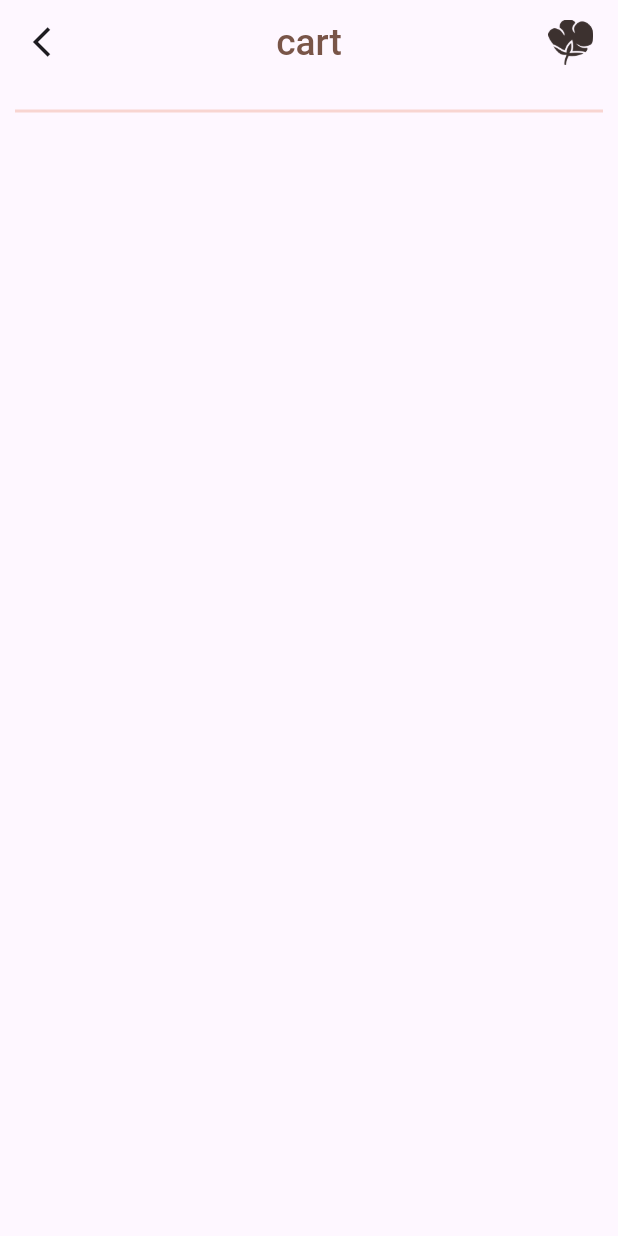
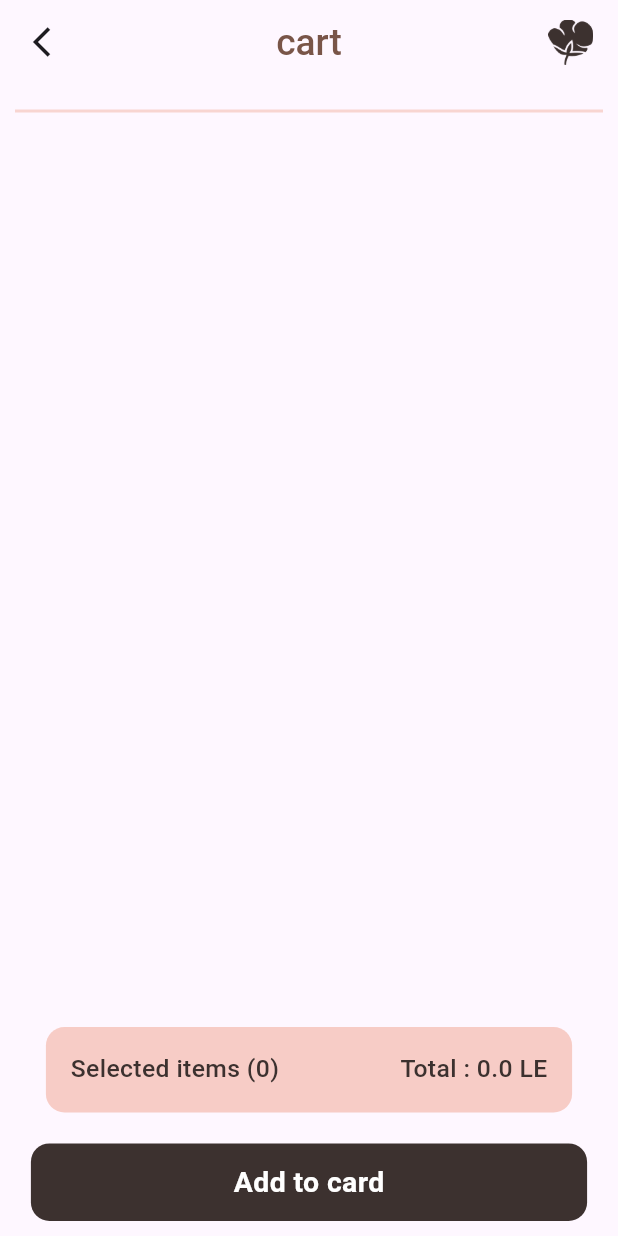
Before and after one commit to Elfouly2004/flower-app, a Flutter app: the Cartpage screen opened directly, on a phone screen of 412 x 824 dp. Run offline on Flutter 3.47's test engine with Material 3 defaults, Android fonts, the phone set to English and light mode, and no system bars; our stand-ins replace animate_do, animated_splash_screen, smooth_page_indicator.

```diff
--- a/lib/features/buy item/cart.dart
+++ b/lib/features/buy item/cart.dart
@@ -7,7 +7,7 @@ import 'package:flutter/cupertino.dart';
 import 'package:flutter/material.dart';
 import 'package:flutter/widgets.dart';
 class Cartpage extends StatefulWidget {
-  const Cartpage({super.key});
+  const Cartpage({super.key,});
 
   @override
   State<Cartpage> createState() => _CartpageState();
@@ -17,26 +17,20 @@ class _CartpageState extends State<Cartpage> {
   @override
   Widget build(BuildContext context) {
 
-int count=1;
+
+double getTotalPrice() {
   double totalPrice = 0;
-    int countSelectedItem = 0;
-
-    double total() {
-      setState(() {
-        for (int i = 0; i < cart.length; i++) {
-          totalPrice += cart[i].count * cart[i].price;
+  for (Sweets item in cart) {
+    totalPrice += item.price * item.count;
   }
-      });
   return totalPrice;
 }
-
-    int selectedItem() {
-      setState(() {
-        for (int i = 0; i < cart.length; i++) {
-          countSelectedItem += cart[i].count;
+int getTotalSelectedItemsCount(){
+  int count=0;
+  for (Sweets item in cart) {
+    count+=item.count;
   }
-      });
-      return countSelectedItem;
+  return count;
  }
 
     return Scaffold(
@@ -135,6 +129,23 @@ int count=1;
                                 fontWeight: FontWeight.w400,),
                               textAlign: TextAlign.center,),
 
+                            Row(
+                              children: [
+                                Text("Total :",
+                                  style: TextStyle(
+                                    color: Color(0xffFF7474),
+                                    fontSize: 17,
+                                    fontWeight: FontWeight.w400,),
+                                  textAlign: TextAlign.center,),
+                                Text("  ${cart[index].count *cart[index].price}.LE",
+                                  style: TextStyle(
+                                    color:Colors.brown,
+                                    fontSize: 17,
+                                    fontWeight: FontWeight.w400,),
+                                  textAlign: TextAlign.center,),
+                              ],
+                            ),
+
 
 
                           ],
@@ -143,6 +154,11 @@ int count=1;
 
                       GestureDetector(
                         onTap: () {
+                          setState(() {
+                            if (index >= 0 && index < cart.length) {
+                              cart.removeAt(index);
+                            }
+                            });
 
                            },
                         child: Container(
@@ -156,12 +172,10 @@ int count=1;
 
                             ),
                           ),
-                          child: IconButton(
-                            onPressed: () {  },
-                            icon: Icon(Icons.remove),
+                          child: Center(child: Icon(Icons.close)),
                           ),
                         ),
-                      ),
+
 
 
                       Positioned(
@@ -199,7 +213,13 @@ int count=1;
                             children: [
                               GestureDetector(
                                 onTap: () {
+                               if (cart[index].count>0){
+                                 cart[index].count--;
+                               }
 
+                               setState(() {
+
+                               });
                                 },
                                 child: Icon(
                                   Icons.do_disturb_on_rounded,
@@ -210,7 +230,7 @@ int count=1;
                               SizedBox(width: 20,),
 
                               Text(
-                                "0${count.toString()}",
+                                "0${cart[index].count}",
                                 style: TextStyle(
                                   fontSize: MediaQuery.sizeOf(context).height * 0.025,
                                   fontWeight: FontWeight.w500,
@@ -223,6 +243,10 @@ int count=1;
 
                               GestureDetector(
                                 onTap: () {
+                                  setState(() {
+                                    cart[index].count++;
+                                  });
+
 
                                 },
                                 child: Icon(
@@ -252,6 +276,73 @@ int count=1;
 
 
 
+            Padding(
+              padding: EdgeInsets.all(MediaQuery.sizeOf(context).width * 0.05),
+              child: Container(
+                padding: EdgeInsets.all(MediaQuery.sizeOf(context).width * 0.04),
+                decoration: BoxDecoration(
+                  color: AppColors.rose,
+                  borderRadius: BorderRadius.all(
+                    Radius.circular(
+                      MediaQuery.sizeOf(context).width * 0.03,
+                    ),
+                  ),
+                ),
+                child: Row(
+                  children: [
+                    Text(
+                      "Selected items (${getTotalSelectedItemsCount()})",
+                      style: TextStyle(
+                        fontWeight: FontWeight.w500,
+                        color: AppColors.brown,
+                        fontSize: MediaQuery.sizeOf(context).height * 0.02,
+                      ),
+                    ),
+                    const Spacer(),
+                    Text(
+                      "Total : ${getTotalPrice()} LE",
+                      style:  TextStyle(
+                        fontWeight: FontWeight.w500,
+                        color: AppColors.brown,
+                        fontSize: MediaQuery.sizeOf(context).height * 0.02,
+                      ),
+
+                    ),
+                  ],
+                ),
+
+
+              ),
+            ),
+
+            InkWell(
+              onTap: () {
+
+
+
+              },
+              child: Container(
+                width:MediaQuery.sizeOf(context).width * 0.9 ,
+                padding: EdgeInsets.all(MediaQuery.sizeOf(context).width * 0.03),
+                decoration: BoxDecoration(
+                  color: AppColors.brown,
+                  borderRadius: BorderRadius.all(Radius.circular(MediaQuery.sizeOf(context).width * 0.03,),
+                  ),
+                ), child: Center(
+                child: Text("Add to card",
+                  style:  TextStyle(fontWeight: FontWeight.w700,
+                    color: AppColors.white,
+                    fontSize: MediaQuery.sizeOf(context).height * 0.023,),
+
+                ),
+              ),
+
+              ),
+            ),
+
+
+
+
 
           ],
         ),
--- a/lib/features/home/widgets/bestselling stack.dart
+++ b/lib/features/home/widgets/bestselling stack.dart
@@ -1,11 +1,9 @@
 import 'package:flower/features/buy%20item/Done%20cart.dart';
-import 'package:flower/features/home/Model/listhome.dart';
 import 'package:flower/features/milkcheck/model/model.dart';
 import 'package:flutter/cupertino.dart';
 import 'package:flutter/material.dart';
 import 'package:flutter/widgets.dart';
 
-import '../Model/listhome.dart';
 
 
 class bstseelin extends StatefulWidget {
--- a/lib/features/milkcheck/milksheck.dart
+++ b/lib/features/milkcheck/milksheck.dart
@@ -121,10 +121,8 @@ class _lstmilksheckState extends State<lstmilksheck> {
                               Navigator.push(context, MaterialPageRoute(builder: (context) {
                             return buyitem(
                                index: index,
-                                title: milkshakes[index].textImage,
-                                price: milkshakes[index].price,
-                                image: milkshakes[index].image,
-                                description: milkshakes[index].des);
+
+                            );
                             },));
                             },
                             child: Container(
```
Also changed, not shown: lib/features/buy item/body.dart (+22 -34 lines), lib/features/buy item/buy.dart (+4 -15 lines). Lines whose indentation alone changed are shown as unchanged.
